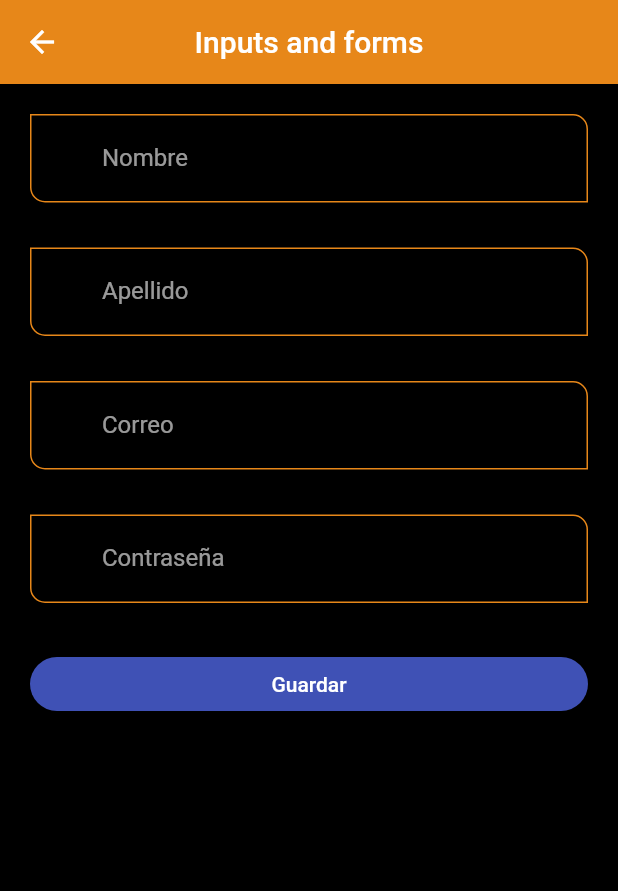
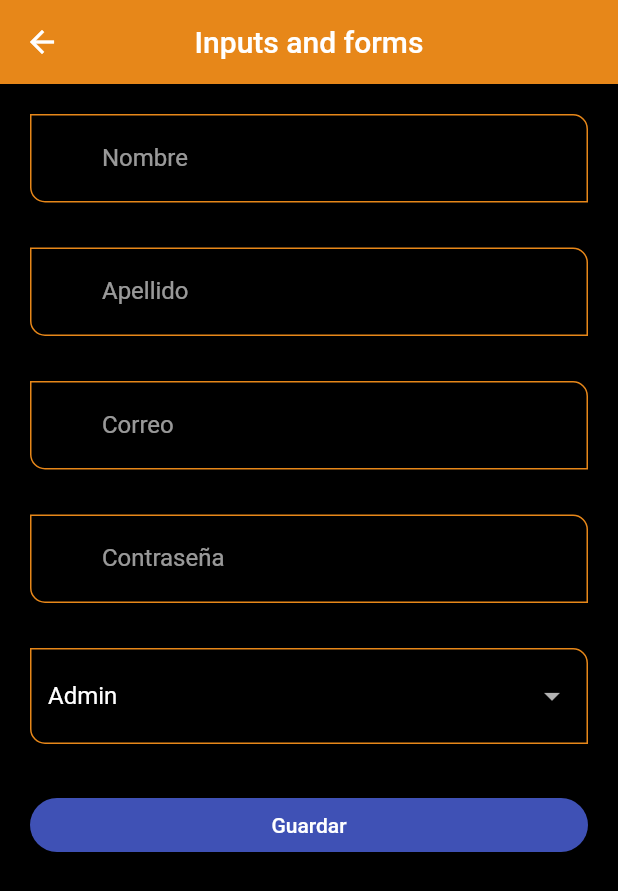
Before and after one commit to leone2016/flutter, a Flutter app: the InputsScreen screen opened by its route, on a phone screen of 412 x 824 dp. Shown: the top 891 px of the screen. Run offline on Flutter 3.47's test engine with Material 2 defaults, Android fonts, the phone set to English and light mode, and no system bars.

Commit message:
93: DropdownButtonFormField

```diff
--- a/seccion6/flutter_componentes/lib/screens/inputs_screen.dart
+++ b/seccion6/flutter_componentes/lib/screens/inputs_screen.dart
@@ -17,7 +17,7 @@ class InputsScreen extends StatelessWidget {
       'role': 'Admin',
     };
     return Scaffold(
-      appBar: AppBar(title: Text('Inputs and forms')),
+      appBar: AppBar(title: const Text('Inputs and forms')),
       // SingleChildScrollView: funciona como si se tuviera un listview para hacer scroll
       body: SingleChildScrollView(
         child: Padding(
@@ -31,7 +31,7 @@ class InputsScreen extends StatelessWidget {
                   labelText: 'Nombre',
                   hintText: 'Nombre de Usuario', formProperty: 'first_name', formValues: formValues,
                 ),
-                SizedBox(
+                const SizedBox(
                   height: 30,
                     ),
                 CustomInputWidget(
@@ -39,7 +39,7 @@ class InputsScreen extends StatelessWidget {
                   hintText: 'Apellido de Usuario',
                   formProperty: 'last_name', formValues: formValues
                 ),
-                SizedBox(
+                const SizedBox(
                   height: 30,
                 ),
                 CustomInputWidget(
@@ -48,7 +48,7 @@ class InputsScreen extends StatelessWidget {
                   keyboardType: TextInputType.emailAddress,
                     formProperty: 'email', formValues: formValues
                 ),
-                SizedBox(
+                const SizedBox(
                   height: 30,
                 ),
                 CustomInputWidget(
@@ -57,7 +57,22 @@ class InputsScreen extends StatelessWidget {
                     obscureText: true,
                     formProperty: 'password', formValues: formValues
                 ),
-                SizedBox(
+                const SizedBox(
+                  height: 30,
+                ),
+               DropdownButtonFormField<String>(
+                   value: 'Admin',
+                   items: const [
+                     DropdownMenuItem(value: "Superuser",child: Text("SuperUser")),
+                     DropdownMenuItem(value: "Admin",child: Text("Admin")),
+                     DropdownMenuItem(value: "Developer",child: Text("Developer")),
+                     DropdownMenuItem(value: "Jr. Developer",child: Text("Jr. Developer")),
+                   ],
+                   onChanged: (value){
+                     print(value);
+                     formValues['role'] = value ?? 'Admin';
+               }),
+                const SizedBox(
                   height: 30,
                 ),
                 ElevatedButton(
@@ -73,9 +88,9 @@ class InputsScreen extends StatelessWidget {
                       //* recordar que los valores son pasados por referencia
                       print(formValues);
                     },
-                    child: SizedBox(
+                    child: const SizedBox(
                       width: double.infinity,
-                      child: Center(child: Text("Guardar")))
+                      child: const Center(child: Text("Guardar")))
                 )
               ],
             ),
```
